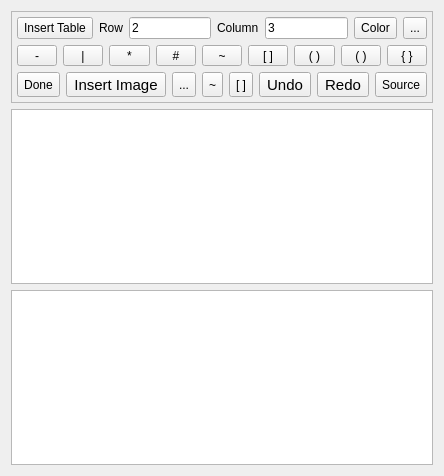
The window that src/dlgMemos.ui (ic005k/Knot-Legacy) describes before a commit, drawn with Qt 5.
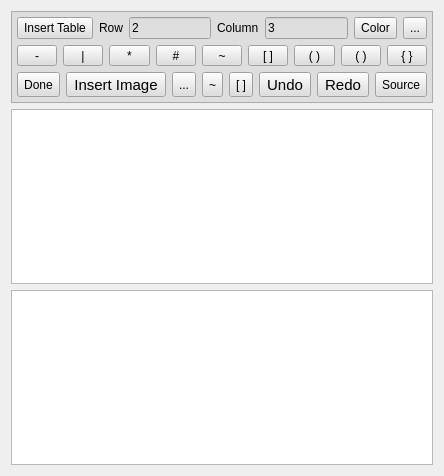
The same window after the commit. Icons and pictures are not drawn.

What changed in the file:
```diff
--- a/src/dlgMemos.ui
+++ b/src/dlgMemos.ui
@@ -22,6 +22,9 @@
        <height>0</height>
       </size>
      </property>
+     <property name="styleSheet">
+      <string notr="true">background-color: rgb(222, 222, 222);</string>
+     </property>
      <property name="frameShape">
       <enum>QFrame::StyledPanel</enum>
      </property>
```
